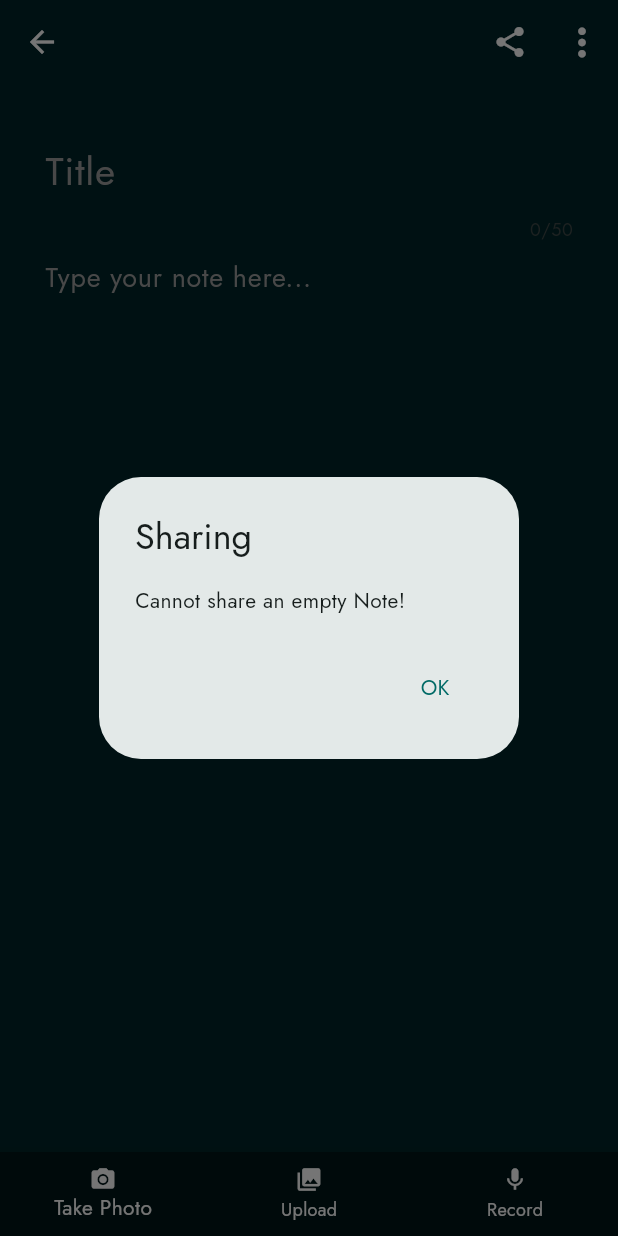
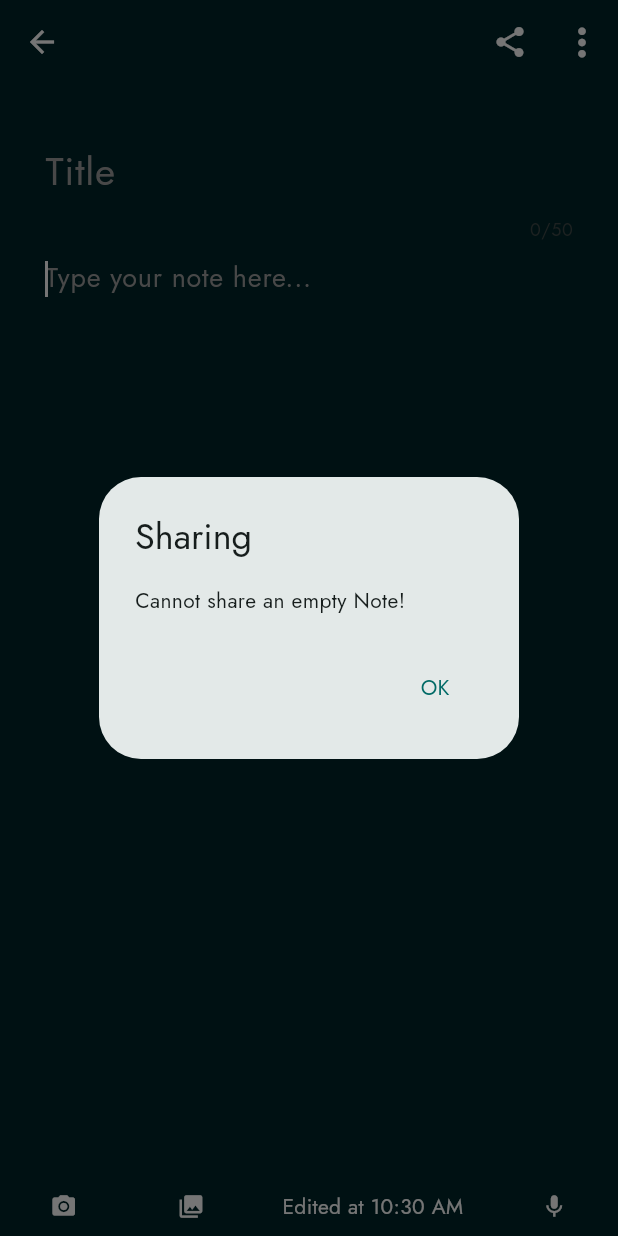
Before and after one commit to SamuelNw/notes, a Flutter app: the CreateOrUpdateNoteView screen opened by its route, after a tap on the "share" icon, on a phone screen of 412 x 824 dp. Run offline on Flutter 3.47's test engine with Material 3 defaults, Android fonts, the phone set to English and light mode, and no system bars; our stand-ins replace bloc, cloud_firestore, equatable, firebase_auth, firebase_core, flutter_bloc and 1 more; accounts and stored records are empty; generated files the repository leaves out were written again.

Commit message:
Change to BottomAppBar

```diff
--- a/notes/lib/views/notes/create_update_note.dart
+++ b/notes/lib/views/notes/create_update_note.dart
@@ -7,6 +7,7 @@ import "package:notes/utilities/dialogs/sharing_dialog.dart";
 import "package:notes/views/temp_loading_page.dart";
 
 import "package:share_plus/share_plus.dart";
+import "package:intl/intl.dart";
 
 class CreateOrUpdateNoteView extends StatefulWidget {
   const CreateOrUpdateNoteView({super.key});
@@ -20,6 +21,9 @@ class _CreateOrUpdateNoteViewState extends State<CreateOrUpdateNoteView> {
   late final FirebaseCloudStorage _noteService;
   late final TextEditingController _textController;
   late final TextEditingController _titleController;
+
+  // Current time:
+  String formattedTime = DateFormat("h:mm a").format(DateTime.now());
 
   @override
   void initState() {
@@ -139,24 +143,46 @@ class _CreateOrUpdateNoteViewState extends State<CreateOrUpdateNoteView> {
           ),
         ],
       ),
-      bottomNavigationBar: BottomNavigationBar(
-        backgroundColor: const Color.fromARGB(255, 0, 22, 24),
-        selectedItemColor: Colors.white,
-        unselectedItemColor: Colors.white,
-        items: const [
-          BottomNavigationBarItem(
-            icon: Icon(Icons.photo_camera, size: 18),
-            label: "Take Photo",
-          ),
-          BottomNavigationBarItem(
-            icon: Icon(Icons.photo_library, size: 18),
-            label: "Upload",
-          ),
-          BottomNavigationBarItem(
-            icon: Icon(Icons.mic, size: 18),
-            label: "Record",
-          ),
-        ],
+      bottomNavigationBar: BottomAppBar(
+        elevation: 0.0,
+        color: Colors.transparent,
+        height: 40.0,
+        padding: EdgeInsets.zero,
+        child: Row(
+          mainAxisAlignment: MainAxisAlignment.spaceAround,
+          children: <Widget>[
+            IconButton(
+              onPressed: () {},
+              icon: const Icon(
+                Icons.photo_camera,
+                size: 18,
+                color: Colors.white,
+              ),
+            ),
+            IconButton(
+              onPressed: () {},
+              icon: const Icon(
+                Icons.photo_library,
+                size: 18,
+                color: Colors.white,
+              ),
+            ),
+            Text(
+              "Edited at $formattedTime",
+              style: const TextStyle(
+                color: Colors.white,
+              ),
+            ),
+            IconButton(
+              onPressed: () {},
+              icon: const Icon(
+                Icons.mic,
+                size: 18,
+                color: Colors.white,
+              ),
+            ),
+          ],
+        ),
       ),
       body: FutureBuilder(
         future: createOrGetNote(context),
@@ -190,7 +216,7 @@ class _CreateOrUpdateNoteViewState extends State<CreateOrUpdateNoteView> {
                     TextField(
                       controller: _textController,
                       keyboardType: TextInputType.multiline,
-                      autofocus: false,
+                      autofocus: true,
                       maxLines: null,
                       decoration: const InputDecoration(
                         hintText: "Type your note here...",
--- a/notes/pubspec.yaml
+++ b/notes/pubspec.yaml
@@ -47,6 +47,7 @@ dependencies:
   equatable: ^2.0.5
   flutter_launcher_icons: ^0.13.1
   share_plus: ^7.2.1
+  intl: ^0.19.0
 
 dev_dependencies:
   flutter_test:
```
Also changed, not shown: notes/pubspec.lock.
